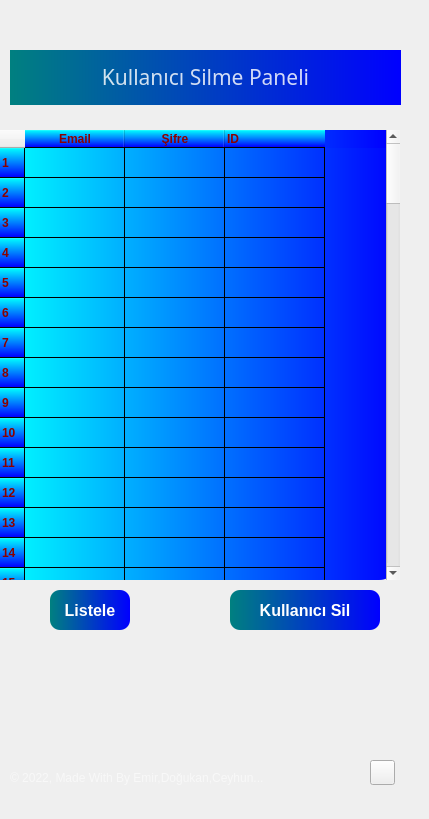
Old version of the form Object Oriented Programming Project (OOPP)/Tasarim/adminsil.ui in the repository emircbn16/ObjectOrientedProgrammingProject.
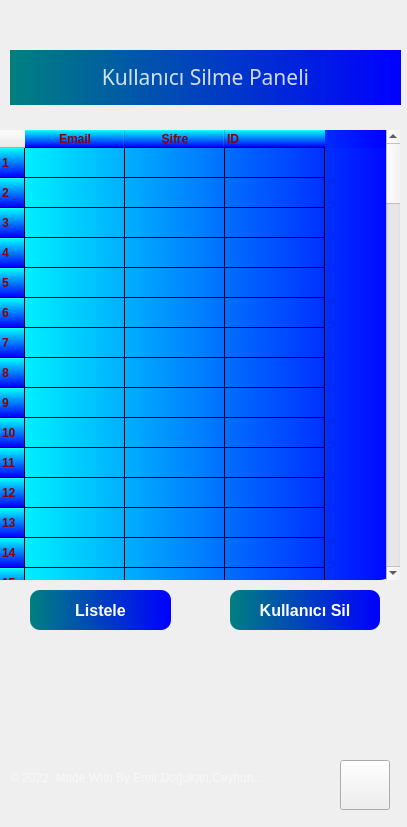
New version of the form. Icons and pictures are not drawn.

The edit to the form file:
```diff
--- a/Object Oriented Programming Project (OOPP)/Tasarim/adminsil.ui
+++ b/Object Oriented Programming Project (OOPP)/Tasarim/adminsil.ui
@@ -6,8 +6,8 @@
    <rect>
     <x>0</x>
     <y>0</y>
-    <width>429</width>
-    <height>819</height>
+    <width>407</width>
+    <height>827</height>
    </rect>
   </property>
   <property name="windowTitle">
@@ -102,35 +102,6 @@
      <string>© 2022, Made With By Emir,Doğukan,Ceyhun...</string>
     </property>
    </widget>
-   <widget class="QPushButton" name="btn_geri">
-    <property name="geometry">
-     <rect>
-      <x>400</x>
-      <y>790</y>
-      <width>25</width>
-      <height>25</height>
-     </rect>
-    </property>
-    <property name="font">
-     <font>
-      <pointsize>11</pointsize>
-      <weight>50</weight>
-      <bold>false</bold>
-      <underline>false</underline>
-     </font>
-    </property>
-    <property name="styleSheet">
-     <string notr="true">color:rgb(0,0,0)
-</string>
-    </property>
-    <property name="text">
-     <string/>
-    </property>
-    <property name="icon">
-     <iconset>
-      <normaloff>Images/geri.png</normaloff>Images/geri.png</iconset>
-    </property>
-   </widget>
    <widget class="QPushButton" name="btn_sil">
     <property name="geometry">
      <rect>
@@ -174,9 +145,9 @@
    <widget class="QPushButton" name="btn_goster">
     <property name="geometry">
      <rect>
-      <x>80</x>
+      <x>60</x>
       <y>620</y>
-      <width>80</width>
+      <width>141</width>
       <height>40</height>
      </rect>
     </property>
@@ -192,6 +163,12 @@
     <property name="focusPolicy">
      <enum>Qt::ClickFocus</enum>
     </property>
+    <property name="whatsThis">
+     <string>&lt;html&gt;&lt;head/&gt;&lt;body&gt;&lt;p align=&quot;center&quot;&gt;&lt;br/&gt;&lt;/p&gt;&lt;/body&gt;&lt;/html&gt;</string>
+    </property>
+    <property name="layoutDirection">
+     <enum>Qt::LeftToRight</enum>
+    </property>
     <property name="styleSheet">
      <string notr="true">QPushButton {
 font: 75 12pt &quot;Tahoma&quot;;
@@ -210,6 +187,19 @@
     <property name="text">
      <string>Listele</string>
     </property>
+    <property name="icon">
+     <iconset>
+      <normaloff>Images/Icon/listeleikon.png</normaloff>Images/Icon/listeleikon.png</iconset>
+    </property>
+    <property name="checkable">
+     <bool>false</bool>
+    </property>
+    <property name="checked">
+     <bool>false</bool>
+    </property>
+    <property name="flat">
+     <bool>false</bool>
+    </property>
    </widget>
    <widget class="QTableWidget" name="table">
     <property name="geometry">
@@ -396,6 +386,33 @@
      <string>&lt;html&gt;&lt;head/&gt;&lt;body&gt;&lt;p align=&quot;center&quot;&gt;Kullanıcı Silme Paneli&lt;/p&gt;&lt;/body&gt;&lt;/html&gt;</string>
     </property>
    </widget>
+   <widget class="QPushButton" name="btn_geri">
+    <property name="geometry">
+     <rect>
+      <x>370</x>
+      <y>790</y>
+      <width>50</width>
+      <height>50</height>
+     </rect>
+    </property>
+    <property name="font">
+     <font>
+      <pointsize>11</pointsize>
+      <weight>50</weight>
+      <bold>false</bold>
+      <underline>false</underline>
+     </font>
+    </property>
+    <property name="cursor">
+     <cursorShape>BusyCursor</cursorShape>
+    </property>
+    <property name="styleSheet">
+     <string notr="true">border-image:url(:/images/Images/Icon/geri.png)</string>
+    </property>
+    <property name="text">
+     <string/>
+    </property>
+   </widget>
   </widget>
  </widget>
  <resources>
```
Left out of the diff: 14 changed lines with no effect on the pictures.
